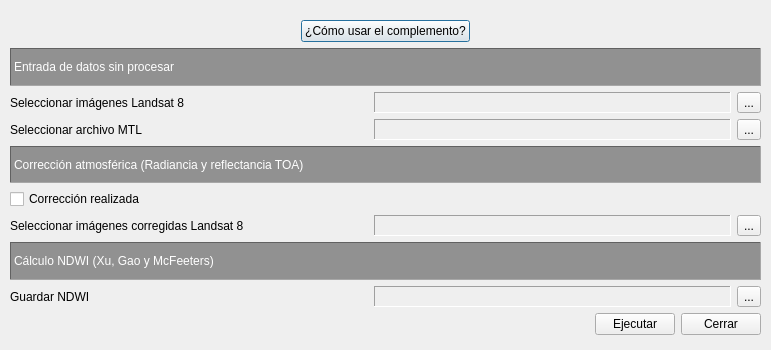
This is indice_ndwi_dialog_base.ui in FranciscaRTS/LST_NDWI_L8 as Qt 5 draws it before an edit. The edited form follows.
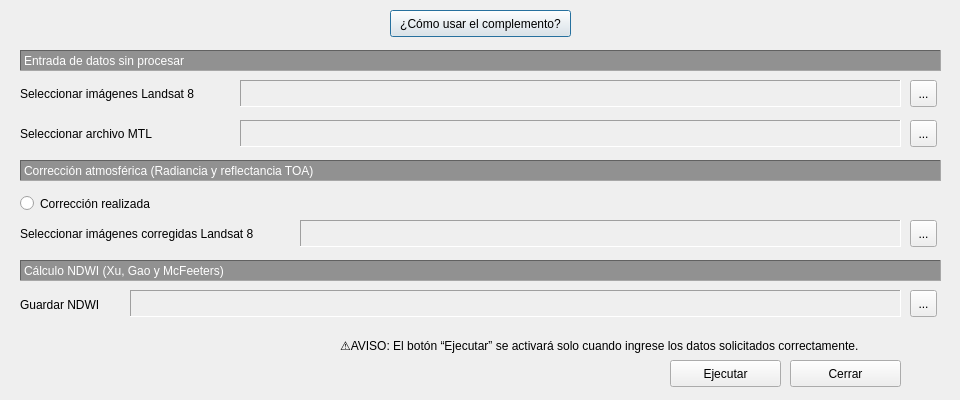
This is the edited form. Icons and pictures are not drawn.

Patch:
```diff
--- a/indice_ndwi_dialog_base.ui
+++ b/indice_ndwi_dialog_base.ui
@@ -2,86 +2,134 @@
 <ui version="4.0">
  <class>IndiceNDWIDialogBase</class>
  <widget class="QDialog" name="IndiceNDWIDialogBase">
+  <property name="enabled">
+   <bool>true</bool>
+  </property>
   <property name="geometry">
    <rect>
     <x>0</x>
     <y>0</y>
-    <width>771</width>
-    <height>350</height>
+    <width>960</width>
+    <height>400</height>
    </rect>
   </property>
   <property name="minimumSize">
    <size>
-    <width>771</width>
-    <height>350</height>
+    <width>960</width>
+    <height>400</height>
    </size>
   </property>
   <property name="maximumSize">
    <size>
-    <width>771</width>
-    <height>350</height>
+    <width>960</width>
+    <height>400</height>
    </size>
   </property>
   <property name="windowTitle">
    <string>Moisture and Water Index</string>
   </property>
-  <widget class="QWidget" name="layoutWidget">
+  <widget class="QLabel" name="label_74">
    <property name="geometry">
     <rect>
-     <x>10</x>
-     <y>20</y>
-     <width>751</width>
-     <height>315</height>
+     <x>20</x>
+     <y>160</y>
+     <width>921</width>
+     <height>21</height>
     </rect>
    </property>
-   <layout class="QVBoxLayout" name="verticalLayout_2">
-    <item>
-     <layout class="QHBoxLayout" name="horizontalLayout_7">
-      <item>
-       <spacer name="horizontalSpacer">
-        <property name="orientation">
-         <enum>Qt::Horizontal</enum>
-        </property>
-        <property name="sizeHint" stdset="0">
-         <size>
-          <width>40</width>
-          <height>20</height>
-         </size>
-        </property>
-       </spacer>
-      </item>
-      <item>
-       <widget class="QPushButton" name="btn_inst">
+   <property name="sizePolicy">
+    <sizepolicy hsizetype="Expanding" vsizetype="Preferred">
+     <horstretch>0</horstretch>
+     <verstretch>0</verstretch>
+    </sizepolicy>
+   </property>
+   <property name="styleSheet">
+    <string notr="true">background-color :#919191; color : white</string>
+   </property>
+   <property name="frameShape">
+    <enum>QFrame::Panel</enum>
+   </property>
+   <property name="frameShadow">
+    <enum>QFrame::Sunken</enum>
+   </property>
         <property name="text">
-         <string>¿Cómo usar el complemento?</string>
-        </property>
-       </widget>
-      </item>
-      <item>
-       <spacer name="horizontalSpacer_3">
-        <property name="orientation">
-         <enum>Qt::Horizontal</enum>
-        </property>
-        <property name="sizeHint" stdset="0">
+    <string>Corrección atmosférica (Radiancia y reflectancia TOA)</string>
+   </property>
+  </widget>
+  <widget class="QRadioButton" name="btn_correccion">
+   <property name="geometry">
+    <rect>
+     <x>20</x>
+     <y>190</y>
+     <width>148</width>
+     <height>27</height>
+    </rect>
+   </property>
+   <property name="minimumSize">
          <size>
-          <width>40</width>
-          <height>20</height>
-         </size>
-        </property>
-       </spacer>
-      </item>
-     </layout>
-    </item>
-    <item>
-     <layout class="QVBoxLayout" name="verticalLayout">
-      <item>
+     <width>0</width>
+     <height>27</height>
+    </size>
+   </property>
+   <property name="toolTip">
+    <string>&lt;html&gt;&lt;head/&gt;&lt;body&gt;&lt;p&gt;Enable/Disable calculation of temperature in Celsius from thermal band&lt;/p&gt;&lt;/body&gt;&lt;/html&gt;</string>
+   </property>
+   <property name="text">
+    <string>Corrección realizada </string>
+   </property>
+   <property name="checked">
+    <bool>false</bool>
+   </property>
+  </widget>
+  <widget class="QLabel" name="label_75">
+   <property name="geometry">
+    <rect>
+     <x>20</x>
+     <y>260</y>
+     <width>921</width>
+     <height>21</height>
+    </rect>
+   </property>
+   <property name="sizePolicy">
+    <sizepolicy hsizetype="Expanding" vsizetype="Preferred">
+     <horstretch>0</horstretch>
+     <verstretch>0</verstretch>
+    </sizepolicy>
+   </property>
+   <property name="styleSheet">
+    <string notr="true">background-color : #919191; color : white</string>
+   </property>
+   <property name="frameShape">
+    <enum>QFrame::Panel</enum>
+   </property>
+   <property name="frameShadow">
+    <enum>QFrame::Sunken</enum>
+   </property>
+   <property name="text">
+    <string>Cálculo NDWI (Xu, Gao y McFeeters)</string>
+   </property>
+  </widget>
        <widget class="QLabel" name="label_37">
+   <property name="geometry">
+    <rect>
+     <x>20</x>
+     <y>50</y>
+     <width>921</width>
+     <height>21</height>
+    </rect>
+   </property>
         <property name="sizePolicy">
          <sizepolicy hsizetype="Expanding" vsizetype="Preferred">
           <horstretch>0</horstretch>
           <verstretch>0</verstretch>
          </sizepolicy>
         </property>
+   <property name="maximumSize">
+    <size>
+     <width>60000</width>
+     <height>16777215</height>
+    </size>
+   </property>
         <property name="mouseTracking">
          <bool>false</bool>
         </property>
@@ -98,73 +146,40 @@
          <string>Entrada de datos sin procesar </string>
         </property>
        </widget>
-      </item>
-      <item>
-       <layout class="QHBoxLayout" name="horizontalLayout">
-        <item>
-         <widget class="QLabel" name="msj_TIF">
-          <property name="sizePolicy">
-           <sizepolicy hsizetype="Minimum" vsizetype="Preferred">
-            <horstretch>0</horstretch>
-            <verstretch>0</verstretch>
-           </sizepolicy>
+  <widget class="QPushButton" name="btn_inst">
+   <property name="geometry">
+    <rect>
+     <x>390</x>
+     <y>10</y>
+     <width>181</width>
+     <height>27</height>
+    </rect>
           </property>
           <property name="minimumSize">
            <size>
-            <width>229</width>
-            <height>0</height>
-           </size>
-          </property>
-          <property name="font">
-           <font>
-            <weight>50</weight>
-            <bold>false</bold>
-           </font>
-          </property>
-          <property name="frameShadow">
-           <enum>QFrame::Sunken</enum>
-          </property>
+     <width>0</width>
+     <height>27</height>
+    </size>
+   </property>
+   <property name="maximumSize">
+    <size>
+     <width>16777215</width>
+     <height>16777215</height>
+    </size>
+   </property>
           <property name="text">
-           <string>Seleccionar imágenes Landsat 8 </string>
-          </property>
-          <property name="alignment">
-           <set>Qt::AlignLeading|Qt::AlignLeft|Qt::AlignVCenter</set>
-          </property>
-         </widget>
-        </item>
-        <item>
-         <widget class="QLabel" name="cuadroTIF">
-          <property name="enabled">
-           <bool>true</bool>
-          </property>
-          <property name="frameShape">
-           <enum>QFrame::Panel</enum>
-          </property>
-          <property name="frameShadow">
-           <enum>QFrame::Sunken</enum>
-          </property>
-          <property name="text">
-           <string/>
-          </property>
-         </widget>
-        </item>
-        <item>
-         <widget class="QToolButton" name="btn_abrirTIF">
-          <property name="text">
-           <string>...</string>
-          </property>
-          <property name="icon">
-           <iconset>
-            <normaloff>assets/icons/imag_bruto.svg</normaloff>assets/icons/imag_bruto.svg</iconset>
-          </property>
-         </widget>
-        </item>
-       </layout>
-      </item>
-      <item>
-       <layout class="QHBoxLayout" name="horizontalLayout_2">
-        <item>
+    <string>¿Cómo usar el complemento?</string>
+   </property>
+  </widget>
          <widget class="QLabel" name="msj_MTL">
+   <property name="geometry">
+    <rect>
+     <x>20</x>
+     <y>120</y>
+     <width>229</width>
+     <height>27</height>
+    </rect>
+   </property>
           <property name="sizePolicy">
            <sizepolicy hsizetype="Minimum" vsizetype="Preferred">
             <horstretch>0</horstretch>
@@ -174,7 +189,7 @@
           <property name="minimumSize">
            <size>
             <width>229</width>
-            <height>0</height>
+     <height>27</height>
            </size>
           </property>
           <property name="toolTip">
@@ -190,9 +205,21 @@
            <set>Qt::AlignLeading|Qt::AlignLeft|Qt::AlignVCenter</set>
           </property>
          </widget>
-        </item>
-        <item>
          <widget class="QLabel" name="cuadroMTL">
+   <property name="geometry">
+    <rect>
+     <x>240</x>
+     <y>120</y>
+     <width>661</width>
+     <height>27</height>
+    </rect>
+   </property>
+   <property name="minimumSize">
+    <size>
+     <width>0</width>
+     <height>27</height>
+    </size>
+   </property>
           <property name="frameShape">
            <enum>QFrame::Panel</enum>
           </property>
@@ -203,9 +230,21 @@
            <string/>
           </property>
          </widget>
-        </item>
-        <item>
          <widget class="QToolButton" name="btn_abrirMTL">
+   <property name="geometry">
+    <rect>
+     <x>910</x>
+     <y>120</y>
+     <width>27</width>
+     <height>27</height>
+    </rect>
+   </property>
+   <property name="minimumSize">
+    <size>
+     <width>0</width>
+     <height>27</height>
+    </size>
+   </property>
           <property name="text">
            <string>...</string>
           </property>
@@ -214,19 +253,60 @@
             <normaloff>assets/icons/MTL.svg</normaloff>assets/icons/MTL.svg</iconset>
           </property>
          </widget>
-        </item>
-       </layout>
-      </item>
-      <item>
-       <widget class="QLabel" name="label_74">
+  <widget class="QLabel" name="msj_TIF">
+   <property name="geometry">
+    <rect>
+     <x>20</x>
+     <y>80</y>
+     <width>229</width>
+     <height>27</height>
+    </rect>
+   </property>
         <property name="sizePolicy">
-         <sizepolicy hsizetype="Expanding" vsizetype="Preferred">
+    <sizepolicy hsizetype="Minimum" vsizetype="Preferred">
           <horstretch>0</horstretch>
           <verstretch>0</verstretch>
          </sizepolicy>
         </property>
-        <property name="styleSheet">
-         <string notr="true">background-color :#919191; color : white</string>
+   <property name="minimumSize">
+    <size>
+     <width>229</width>
+     <height>27</height>
+    </size>
+   </property>
+   <property name="font">
+    <font>
+     <weight>50</weight>
+     <bold>false</bold>
+    </font>
+   </property>
+   <property name="frameShadow">
+    <enum>QFrame::Sunken</enum>
+   </property>
+   <property name="text">
+    <string>Seleccionar imágenes Landsat 8 </string>
+   </property>
+   <property name="alignment">
+    <set>Qt::AlignLeading|Qt::AlignLeft|Qt::AlignVCenter</set>
+   </property>
+  </widget>
+  <widget class="QLabel" name="cuadroTIF">
+   <property name="enabled">
+    <bool>true</bool>
+   </property>
+   <property name="geometry">
+    <rect>
+     <x>240</x>
+     <y>80</y>
+     <width>661</width>
+     <height>27</height>
+    </rect>
+   </property>
+   <property name="minimumSize">
+    <size>
+     <width>27</width>
+     <height>27</height>
+    </size>
         </property>
         <property name="frameShape">
          <enum>QFrame::Panel</enum>
@@ -235,30 +315,41 @@
          <enum>QFrame::Sunken</enum>
         </property>
         <property name="text">
-         <string>Corrección atmosférica (Radiancia y reflectancia TOA)</string>
-        </property>
-       </widget>
-      </item>
-      <item>
-       <widget class="QCheckBox" name="btn_correccion">
-        <property name="toolTip">
-         <string>&lt;html&gt;&lt;head/&gt;&lt;body&gt;&lt;p&gt;Enable/Disable calculation of temperature in Celsius from thermal band&lt;/p&gt;&lt;/body&gt;&lt;/html&gt;</string>
+    <string/>
+   </property>
+  </widget>
+  <widget class="QToolButton" name="btn_abrirTIF">
+   <property name="geometry">
+    <rect>
+     <x>910</x>
+     <y>80</y>
+     <width>27</width>
+     <height>27</height>
+    </rect>
+   </property>
+   <property name="minimumSize">
+    <size>
+     <width>0</width>
+     <height>27</height>
+    </size>
         </property>
         <property name="text">
-         <string>Corrección realizada </string>
-        </property>
-        <property name="checked">
-         <bool>false</bool>
-        </property>
-        <property name="tristate">
-         <bool>false</bool>
-        </property>
-       </widget>
-      </item>
-      <item>
-       <layout class="QHBoxLayout" name="horizontalLayout_3">
-        <item>
+    <string>...</string>
+   </property>
+   <property name="icon">
+    <iconset>
+     <normaloff>assets/icons/imag_bruto.svg</normaloff>assets/icons/imag_bruto.svg</iconset>
+   </property>
+  </widget>
          <widget class="QLabel" name="msj_CORR">
+   <property name="geometry">
+    <rect>
+     <x>20</x>
+     <y>220</y>
+     <width>252</width>
+     <height>27</height>
+    </rect>
+   </property>
           <property name="sizePolicy">
            <sizepolicy hsizetype="Minimum" vsizetype="Preferred">
             <horstretch>0</horstretch>
@@ -268,7 +359,7 @@
           <property name="minimumSize">
            <size>
             <width>229</width>
-            <height>0</height>
+     <height>27</height>
            </size>
           </property>
           <property name="font">
@@ -287,12 +378,24 @@
            <set>Qt::AlignLeading|Qt::AlignLeft|Qt::AlignVCenter</set>
           </property>
          </widget>
-        </item>
-        <item>
          <widget class="QLabel" name="cuadroBandasCorregidas">
           <property name="enabled">
            <bool>true</bool>
           </property>
+   <property name="geometry">
+    <rect>
+     <x>300</x>
+     <y>220</y>
+     <width>601</width>
+     <height>27</height>
+    </rect>
+   </property>
+   <property name="minimumSize">
+    <size>
+     <width>0</width>
+     <height>27</height>
+    </size>
+   </property>
           <property name="frameShape">
            <enum>QFrame::Panel</enum>
           </property>
@@ -303,9 +406,21 @@
            <string/>
           </property>
          </widget>
-        </item>
-        <item>
          <widget class="QToolButton" name="btn_abrirCORR">
+   <property name="geometry">
+    <rect>
+     <x>910</x>
+     <y>220</y>
+     <width>27</width>
+     <height>27</height>
+    </rect>
+   </property>
+   <property name="minimumSize">
+    <size>
+     <width>0</width>
+     <height>27</height>
+    </size>
+   </property>
           <property name="text">
            <string>...</string>
           </property>
@@ -314,42 +429,40 @@
             <normaloff>assets/icons/imag_bruto.svg</normaloff>assets/icons/imag_bruto.svg</iconset>
           </property>
          </widget>
-        </item>
-       </layout>
-      </item>
-      <item>
-       <widget class="QLabel" name="label_75">
-        <property name="sizePolicy">
-         <sizepolicy hsizetype="Expanding" vsizetype="Preferred">
-          <horstretch>0</horstretch>
-          <verstretch>0</verstretch>
-         </sizepolicy>
-        </property>
-        <property name="styleSheet">
-         <string notr="true">background-color : #919191; color : white</string>
-        </property>
-        <property name="frameShape">
-         <enum>QFrame::Panel</enum>
-        </property>
-        <property name="frameShadow">
-         <enum>QFrame::Sunken</enum>
-        </property>
-        <property name="text">
-         <string>Cálculo NDWI (Xu, Gao y McFeeters)</string>
-        </property>
-       </widget>
-      </item>
-      <item>
-       <layout class="QHBoxLayout" name="horizontalLayout_4">
-        <item>
          <widget class="QLabel" name="msj_guardar">
+   <property name="geometry">
+    <rect>
+     <x>20</x>
+     <y>291</y>
+     <width>82</width>
+     <height>27</height>
+    </rect>
+   </property>
+   <property name="minimumSize">
+    <size>
+     <width>0</width>
+     <height>27</height>
+    </size>
+   </property>
           <property name="text">
            <string>Guardar NDWI</string>
           </property>
          </widget>
-        </item>
-        <item>
          <widget class="QLabel" name="cuadroGuardar">
+   <property name="geometry">
+    <rect>
+     <x>130</x>
+     <y>290</y>
+     <width>771</width>
+     <height>27</height>
+    </rect>
+   </property>
+   <property name="minimumSize">
+    <size>
+     <width>0</width>
+     <height>27</height>
+    </size>
+   </property>
           <property name="frameShape">
            <enum>QFrame::Panel</enum>
           </property>
@@ -360,9 +473,21 @@
            <string/>
           </property>
          </widget>
-        </item>
-        <item>
          <widget class="QToolButton" name="btn_guardar">
+   <property name="geometry">
+    <rect>
+     <x>910</x>
+     <y>290</y>
+     <width>27</width>
+     <height>27</height>
+    </rect>
+   </property>
+   <property name="minimumSize">
+    <size>
+     <width>0</width>
+     <height>27</height>
+    </size>
+   </property>
           <property name="text">
            <string>...</string>
           </property>
@@ -371,47 +496,56 @@
             <normaloff>assets/icons/guardar.svg</normaloff>assets/icons/guardar.svg</iconset>
           </property>
          </widget>
-        </item>
-       </layout>
-      </item>
-     </layout>
-    </item>
-    <item>
-     <layout class="QHBoxLayout" name="horizontalLayout_6">
-      <item>
-       <spacer name="horizontalSpacer_2">
-        <property name="orientation">
-         <enum>Qt::Horizontal</enum>
-        </property>
-        <property name="sizeHint" stdset="0">
-         <size>
-          <width>40</width>
-          <height>20</height>
-         </size>
-        </property>
-       </spacer>
-      </item>
-      <item>
-       <layout class="QHBoxLayout" name="horizontalLayout_5">
-        <item>
          <widget class="QPushButton" name="btn_ejecutar">
+   <property name="geometry">
+    <rect>
+     <x>670</x>
+     <y>360</y>
+     <width>111</width>
+     <height>27</height>
+    </rect>
+   </property>
+   <property name="minimumSize">
+    <size>
+     <width>0</width>
+     <height>27</height>
+    </size>
+   </property>
           <property name="text">
            <string>Ejecutar</string>
           </property>
          </widget>
-        </item>
-        <item>
          <widget class="QPushButton" name="btn_cerrar">
+   <property name="geometry">
+    <rect>
+     <x>790</x>
+     <y>360</y>
+     <width>111</width>
+     <height>27</height>
+    </rect>
+   </property>
+   <property name="minimumSize">
+    <size>
+     <width>0</width>
+     <height>27</height>
+    </size>
+   </property>
           <property name="text">
            <string>Cerrar</string>
           </property>
          </widget>
-        </item>
-       </layout>
-      </item>
-     </layout>
-    </item>
-   </layout>
+  <widget class="QLabel" name="aviso_ejecutar">
+   <property name="geometry">
+    <rect>
+     <x>340</x>
+     <y>330</y>
+     <width>564</width>
+     <height>31</height>
+    </rect>
+   </property>
+   <property name="text">
+    <string>⚠️AVISO: El botón “Ejecutar” se activará solo cuando ingrese los datos solicitados correctamente.</string>
+   </property>
   </widget>
  </widget>
  <resources/>
```
Lines whose indentation alone changed are shown as unchanged.
